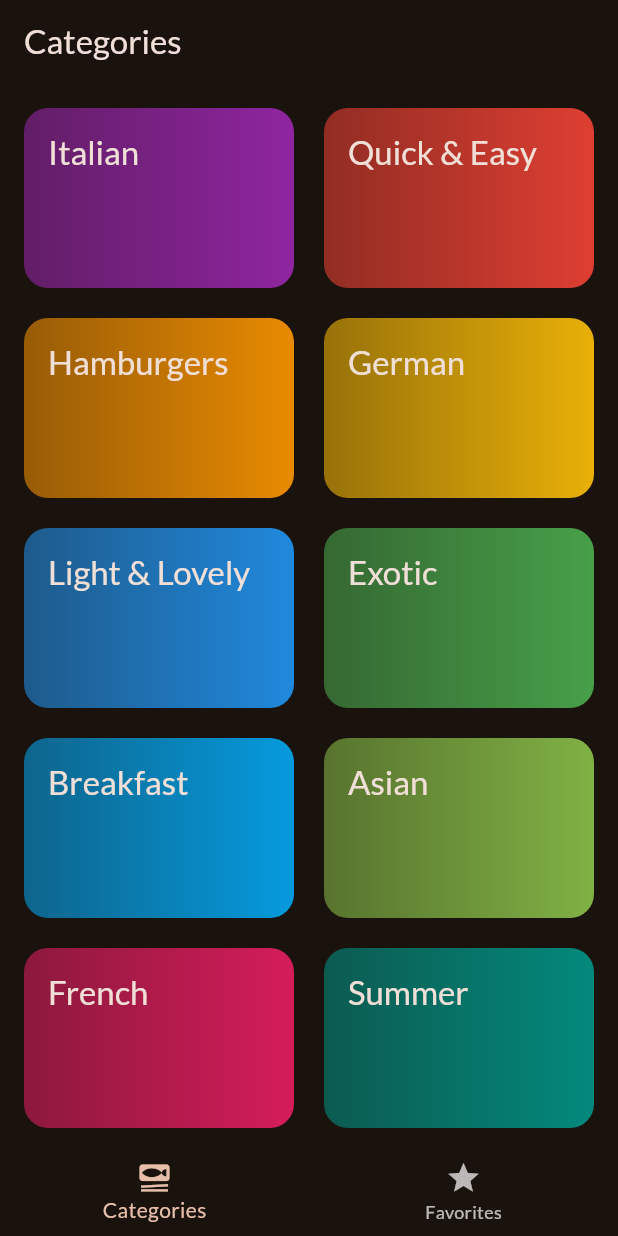
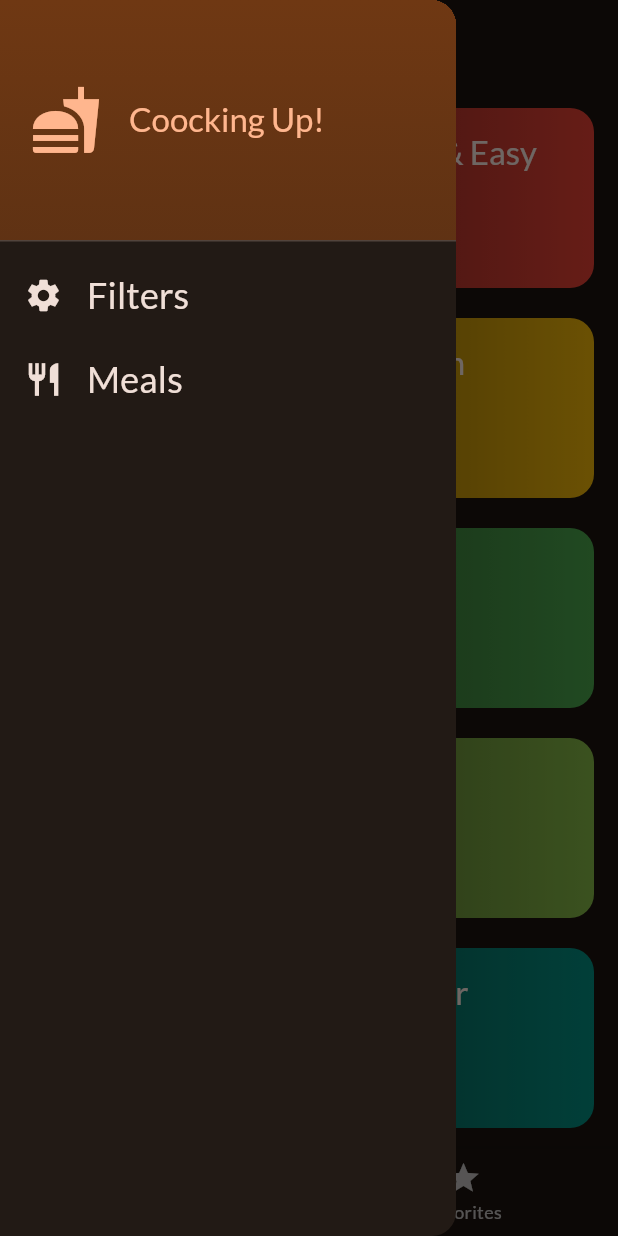
Before and after one commit to DmytroSkurikhin/meals_app, a Flutter app: the screen it shows after launch, with the side drawer open (before the commit the screen has no drawer), on a phone screen of 412 x 824 dp. Run offline on Flutter 3.47's test engine with Material 2 defaults, Android fonts, the phone set to English and light mode, and no system bars; our stand-ins replace google_fonts, transparent_image.

Commit message:
filters done

```diff
--- a/lib/screens/categories.dart
+++ b/lib/screens/categories.dart
@@ -6,11 +6,16 @@
 import '../models/meal.dart';
 
 class CategoriesScreen extends StatelessWidget {
-  const CategoriesScreen({super.key, required this.onToggleFavorite,});
+  const CategoriesScreen({
+    super.key,
+    required this.onToggleFavorite,
+    required this.availibleMeals,
+  });
   final void Function(Meal meal) onToggleFavorite;
+  final List<Meal> availibleMeals;
 
   void _selectCategory(BuildContext context, Category category) {
-    final filteredMeals = dummyMeals
+    final filteredMeals = availibleMeals
         .where((meal) => meal.categories.contains(category.id))
         .toList();
     Navigator.of(context).push(
--- a/lib/screens/tabs.dart
+++ b/lib/screens/tabs.dart
@@ -2,6 +2,17 @@
 import 'package:flutter_complete_guide/screens/categories.dart';
 import 'package:flutter_complete_guide/screens/meals.dart';
 import '../models/meal.dart';
+import '../widgets/main_drawer.dart';
+import '../screens/filters.dart';
+import '../data/dummy_data.dart';
+
+//seting global variable
+const kInitialFilters = {
+  Filter.glutenFree: false,
+  Filter.lactoseFree: false,
+  Filter.vegetarian: false,
+  Filter.vegan: false,
+};
 
 class TabsScreen extends StatefulWidget {
   const TabsScreen({super.key});
@@ -13,6 +24,7 @@
 class _TabsScreenState extends State<TabsScreen> {
   int _selectedPageIndex = 0;
   final List<Meal> _favoriteMeals = [];
+  Map<Filter, bool> _selectedFilters = kInitialFilters;
 
   void _showInfoMessage(String message) {
     ScaffoldMessenger.of(context).clearSnackBars();
@@ -46,10 +58,41 @@
     });
   }
 
+  void _setScreen(String identifier) async {
+    Navigator.of(context).pop(); //to put away drawer
+    if (identifier == 'filters') {
+      final result = await Navigator.of(context).push<Map<Filter, bool>>(
+        MaterialPageRoute(
+          builder: (ctx) => FiltersScreen(currentFilters: _selectedFilters),
+        ),
+      );
+      setState(() {
+        _selectedFilters = result ?? kInitialFilters;
+      });
+    }
+  }
+
   @override
   Widget build(BuildContext context) {
+    final availibleMeals = dummyMeals.where((meal) {
+      if (_selectedFilters[Filter.glutenFree]! && !meal.isGlutenFree) {
+        return false;
+      }
+      if (_selectedFilters[Filter.lactoseFree]! && !meal.isLactoseFree) {
+        return false;
+      }
+      if (_selectedFilters[Filter.vegetarian]! && !meal.isVegetarian) {
+        return false;
+      }
+      if (_selectedFilters[Filter.vegan]! && !meal.isVegan) {
+        return false;
+      }
+      return true;
+    }).toList();
+
     Widget activePage = CategoriesScreen(
       onToggleFavorite: _toggleMealFavoriteStatus,
+      availibleMeals: availibleMeals,
     );
     var activePageTitle = 'Categories';
 
@@ -65,6 +108,7 @@
       appBar: AppBar(
         title: Text(activePageTitle),
       ),
+      drawer: MainDrawer(onSelectScreen: _setScreen),
       body: activePage,
       bottomNavigationBar: BottomNavigationBar(
         onTap: _selectPage,
--- /dev/null
+++ b/lib/widgets/main_drawer.dart
@@ -0,0 +1,83 @@
+import 'package:flutter/material.dart';
+
+class MainDrawer extends StatelessWidget {
+  const MainDrawer({super.key, required this.onSelectScreen});
+
+  final void Function(String identifier) onSelectScreen;
+
+  @override
+  Widget build(BuildContext context) {
+    return Drawer(
+      child: Column(
+        children: [
+          DrawerHeader(
+            padding: const EdgeInsets.all(20),
+            decoration: BoxDecoration(
+              gradient: LinearGradient(
+                colors: [
+                  Theme.of(context).colorScheme.primaryContainer,
+                  Theme.of(context)
+                      .colorScheme
+                      .primaryContainer
+                      .withOpacity(0.8),
+                ],
+                begin: Alignment.topLeft,
+                end: Alignment.bottomLeft,
+              ),
+            ),
+            child: Row(
+              children: [
+                Icon(
+                  Icons.fastfood,
+                  size: 48,
+                  color: Theme.of(context).colorScheme.primary,
+                ),
+                SizedBox(width: 18),
+                Text(
+                  'Coocking Up!',
+                  style: Theme.of(context).textTheme.titleLarge!.copyWith(
+                        color: Theme.of(context).colorScheme.primary,
+                      ),
+                ),
+              ],
+            ),
+          ),
+          ListTile(
+            leading: Icon(
+              Icons.settings,
+              size: 26,
+              color: Theme.of(context).colorScheme.onBackground,
+            ),
+            title: Text(
+              'Filters',
+              style: Theme.of(context).textTheme.titleSmall!.copyWith(
+                    color: Theme.of(context).colorScheme.onBackground,
+                    fontSize: 24,
+                  ),
+            ),
+            onTap: () {
+              onSelectScreen('filters');
+            },
+          ),
+          ListTile(
+            leading: Icon(
+              Icons.restaurant,
+              size: 26,
+              color: Theme.of(context).colorScheme.onBackground,
+            ),
+            title: Text(
+              'Meals',
+              style: Theme.of(context).textTheme.titleSmall!.copyWith(
+                    color: Theme.of(context).colorScheme.onBackground,
+                    fontSize: 24,
+                  ),
+            ),
+            onTap: () {
+              onSelectScreen('meals');
+            },
+          ),
+        ],
+      ),
+    );
+  }
+}
```
Also changed, not shown: lib/screens/filters.dart (added, +149 -0 lines).
